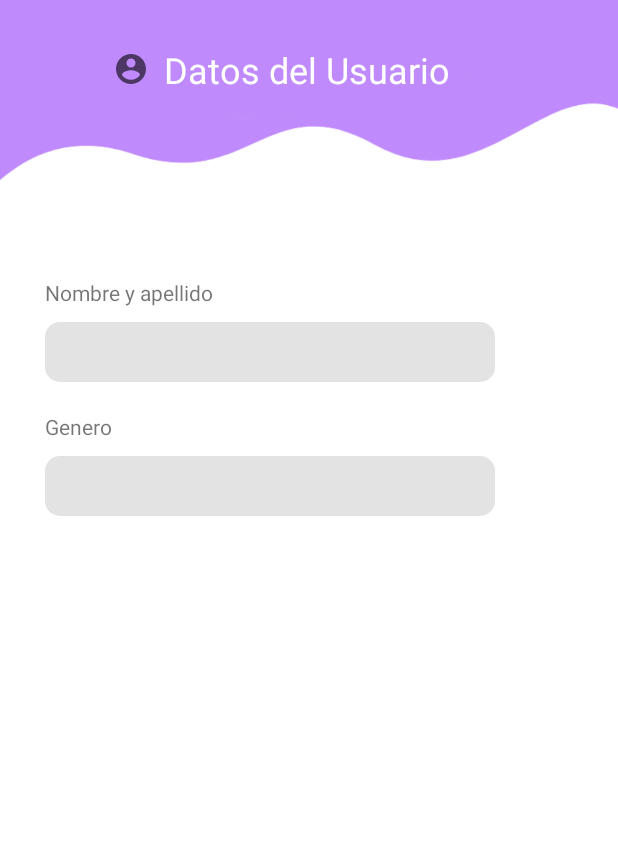
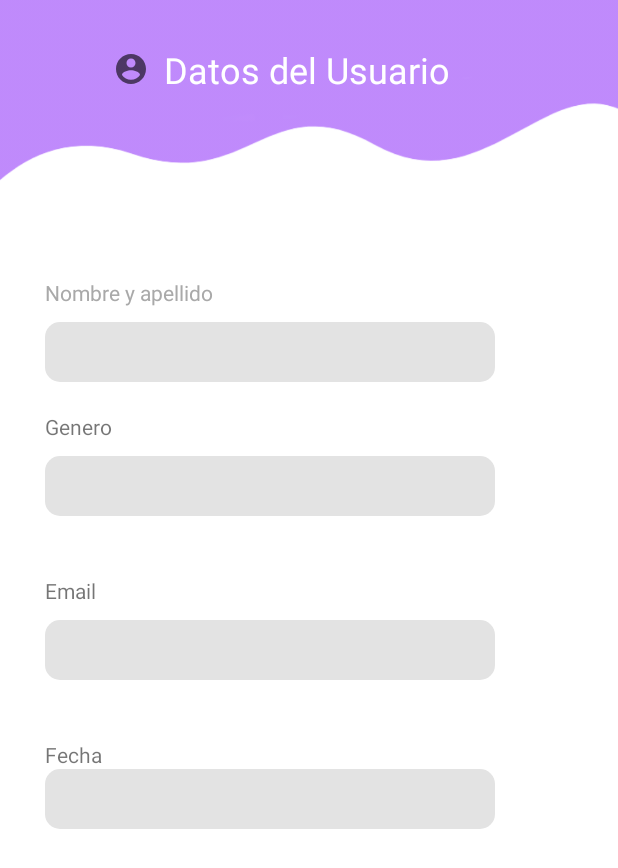
Before and after one commit to Nachoferra1894/App-hospital2, an Android app: the layout activity_datos_del_usuario.xml on its own in the app's theme, with its tools: preview values and no code run, on a phone screen of 412 x 824 dp. Shown: the top 868 px of the screen. Run offline under Robolectric (Android 15) with nearby library versions, the phone set to English and light mode, and no system bars.

Commit message:
datos del usuario terminado

```diff
--- a/app/src/main/AndroidManifest.xml
+++ b/app/src/main/AndroidManifest.xml
@@ -11,6 +11,7 @@
         android:theme="@style/Theme.AppHospital">
         <activity android:name=".RegisterDetailsForm"></activity>
         <activity android:name=".MainActivity" />
+        <activity android:name=".datosDelUsuario"/>
         <activity
             android:name=".Splashscreen"
             android:theme="@style/Theme.AppCompat.Light.NoActionBar">
--- a/app/src/main/java/com/example/apphospital/MainActivity.kt
+++ b/app/src/main/java/com/example/apphospital/MainActivity.kt
@@ -12,7 +12,7 @@ class MainActivity : AppCompatActivity() {
         super.onCreate(savedInstanceState)
         setContentView(R.layout.activity_main)
 
-        val tv_click_me = findViewById(R.id.login_txt_register) as TextView
+        val tv_click_me: TextView = findViewById(R.id.login_txt_register) as TextView
 
         tv_click_me.setOnClickListener {
             startActivity(Intent(this,datosDelUsuario::class.java))
--- a/app/src/main/java/com/example/apphospital/datosDelUsuario.kt
+++ b/app/src/main/java/com/example/apphospital/datosDelUsuario.kt
@@ -1,17 +1,24 @@
 package com.example.apphospital
 
+import android.app.DatePickerDialog
+import android.os.Build
 import androidx.appcompat.app.AppCompatActivity
 import android.os.Bundle
 import android.widget.ArrayAdapter
 import android.widget.ListView
 import android.widget.Spinner
+import androidx.annotation.RequiresApi
 import kotlinx.android.synthetic.main.activity_datos_del_usuario.*
+import java.util.*
 
 class datosDelUsuario : AppCompatActivity() {
 
+    @RequiresApi(Build.VERSION_CODES.N)
     override fun onCreate(savedInstanceState: Bundle?) {
         super.onCreate(savedInstanceState)
         setContentView(R.layout.activity_datos_del_usuario)
+
+        //Spinner
 
         val spinner = findViewById<Spinner>(R.id.sexos_spnr)
 
@@ -21,5 +28,18 @@ class datosDelUsuario : AppCompatActivity() {
 
         spinner.adapter = adaptador
 
+        //DatePicker
+
+        val c = Calendar.getInstance()
+        val year = c.get(Calendar.YEAR)
+        val month = c.get(Calendar.MONTH)
+        val day = c.get(Calendar.DAY_OF_MONTH)
+
+        datePicker_btn_id.setOnClickListener {
+            val dpd = DatePickerDialog(this, DatePickerDialog.OnDateSetListener { view, mYear, mMonth, mDay ->
+                date_txtVw.setText("" + mDay + "/" + (mMonth+1) + "/" + mYear)
+            }, year, month, day)
+            dpd.show()
+        }
     }
 }
--- a/app/src/main/res/layout/activity_datos_del_usuario.xml
+++ b/app/src/main/res/layout/activity_datos_del_usuario.xml
@@ -43,12 +43,14 @@
             android:layout_marginTop="40dp"
             android:layout_width="wrap_content"
             android:layout_height="wrap_content"
-            android:text="Nombre y apellido" />
+            android:text="Nombre y apellido"
+            android:textColor="@color/gray"/>
 
         <EditText
             android:id="@+id/nombreYApellido_edtxt_id"
             android:layout_width="300dp"
             android:layout_height="40dp"
+            android:paddingLeft="5dp"
             android:layout_marginTop="10dp"
             android:background="@drawable/rounded_edittext"/>
 
@@ -59,14 +61,61 @@
             android:text="Genero" />
 
         <Spinner
+
             android:id="@+id/sexos_spnr"
             android:layout_marginTop="10dp"
             android:layout_width="300dp"
             android:layout_height="40dp"
+            android:paddingLeft="5dp"
+            android:textColor="@color/gray"
             android:background="@drawable/rounded_edittext"/>
+
+        <TextView
+            android:layout_marginTop="40dp"
+            android:layout_width="wrap_content"
+            android:layout_height="wrap_content"
+            android:text="Email" />
+
+        <EditText
+            android:id="@+id/email_edtxt_id"
+            android:textColor="@color/gray"
+            android:layout_width="300dp"
+            android:layout_height="40dp"
+            android:paddingLeft="5dp"
+            android:layout_marginTop="10dp"
+            android:inputType="textEmailAddress"
+            android:background="@drawable/rounded_edittext"/>
+
+        <TextView
+            android:layout_marginTop="40dp"
+            android:layout_width="wrap_content"
+            android:layout_height="wrap_content"
+            android:text="Fecha" />
+
+        <RelativeLayout
+            android:layout_width="wrap_content"
+            android:layout_height="wrap_content">
+
+            <Button
+                android:id="@+id/datePicker_btn_id"
+                android:layout_width="300dp"
+                android:layout_height="40dp"
+                android:layout_marginTop="10dp"
+                android:background="@android:color/transparent" />
+
+            <TextView
+                android:textColor="@color/gray"
+                android:id="@+id/date_txtVw"
+                android:layout_width="300dp"
+                android:layout_height="40dp"
+                android:paddingTop="9dp"
+                android:textSize="20sp"
+                android:paddingLeft="5dp"
+                android:background="@drawable/rounded_edittext"/>
+
+        </RelativeLayout>
+
 
     </LinearLayout>
 
-
-
 </LinearLayout>
--- a/app/src/main/res/values/colors.xml
+++ b/app/src/main/res/values/colors.xml
@@ -11,4 +11,5 @@
     <color name="purple_fabri">#B189F8</color>
     <color name="azul_registro">#2bb1ff</color>
     <color name="orange">#FFB13A</color>
+    <color name="gray">#A9A9A9</color>
 </resources>
```
